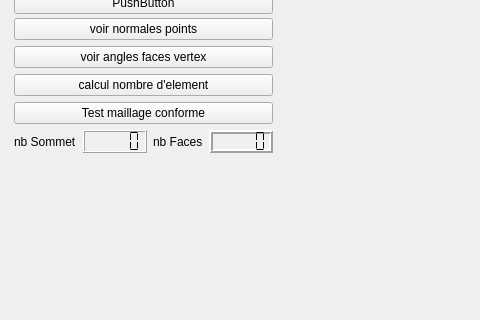
Old version of the form starterLight/mainwindow.ui in the repository Arnaud04/Programmation_Graphique_S3; both pictures show x 0 to 480 and y 169 to 489 of the 652 by 489 pixel window.
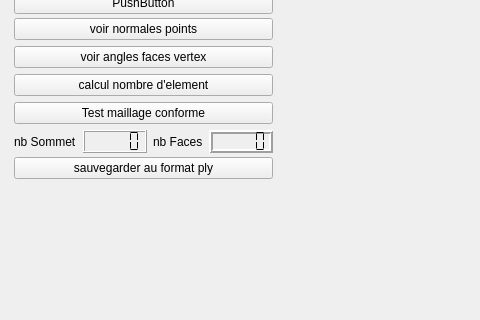
New version of the form. Custom widgets are drawn as their Qt base class.

What changed in the file:
```diff
--- a/starterLight/mainwindow.ui
+++ b/starterLight/mainwindow.ui
@@ -160,6 +160,13 @@
          </item>
         </layout>
        </item>
+       <item>
+        <widget class="QPushButton" name="pushButton_ply">
+         <property name="text">
+          <string>sauvegarder au format ply</string>
+         </property>
+        </widget>
+       </item>
        <item>
         <spacer name="verticalSpacer">
          <property name="orientation">
```
